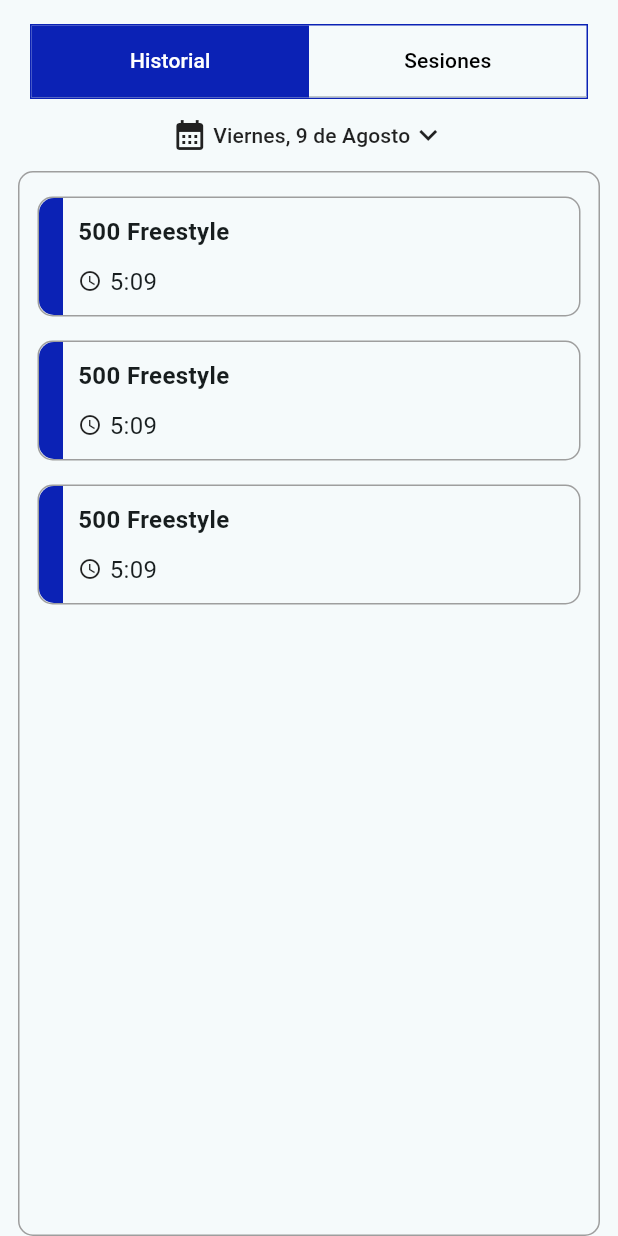
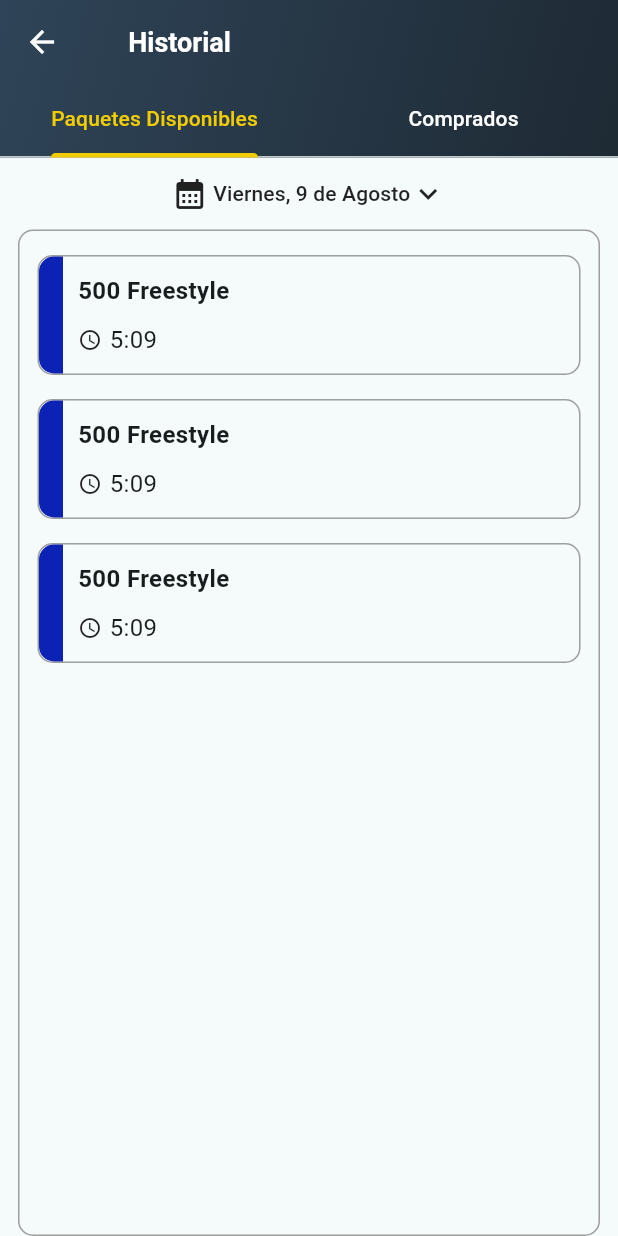
Before and after one commit to joemcara/swimmast_movil, a Flutter app: the HistoryScreen screen opened directly, on a phone screen of 412 x 824 dp. Run offline on Flutter 3.47's test engine with Material 3 defaults, Android fonts, the phone set to English and light mode, and no system bars; our stand-ins replace dio, easy_date_timeline, flutter_spinbox, image_picker, popover, table_calendar; accounts and stored records are empty.

Commit message:
last stable version

```diff
--- a/lib/screens/change_password_screen.dart
+++ b/lib/screens/change_password_screen.dart
@@ -39,6 +39,7 @@ class _ChangePasswordScreenState extends State<ChangePasswordScreen> {
     return Scaffold(
       appBar: CustomAppBar(
         title: "Cambiar Contraseña",
+        back: true,
       ),
       body: Container(
         decoration: BoxDecoration(
--- a/lib/screens/member_Screens/history_screen.dart
+++ b/lib/screens/member_Screens/history_screen.dart
@@ -3,6 +3,7 @@ import 'package:swimmast_movil/screens/member_Screens/packages_screen.dart';
 import 'package:swimmast_movil/shared/button.dart';
 import 'package:swimmast_movil/shared/custom_date_dropdown.dart';
 import 'package:swimmast_movil/shared/swimmast_tabs.dart';
+import 'package:swimmast_movil/widgets/customAppBar.dart';
 import 'package:swimmast_movil/widgets/swimmast_card.dart';
 import 'package:swimmast_movil/widgets/swimmast_icon_text.dart';
 
@@ -22,14 +23,22 @@ class _HistoryScrenState extends State<HistoryScreen> {
     return DefaultTabController(
       length: 2,
       child: Scaffold(
-          appBar: AppBar(
-            automaticallyImplyLeading: false,
-            bottom: const PreferredSize(
-              preferredSize: Size(double.infinity, 10),
-              child: SwimmastTabs(
-                tabNames: tabs,
-              ),
-            ),
+          appBar: CustomAppBar(
+            title: "Historial",
+            back: true,
+            bottom: TabBar(
+            tabs: [
+              Tab(text: "Paquetes Disponibles"),
+              Tab(text: "Comprados"),
+            ],
+            labelColor: Color.fromARGB(
+                255, 240, 204, 0), // Color del texto de la pestaña seleccionada
+            unselectedLabelColor: const Color.fromARGB(255, 255, 255,
+                255), // Color del texto de las pestañas no seleccionadas
+            indicatorColor: Color.fromARGB(255, 240, 204,
+                0), // Color de la línea de la pestaña seleccionada
+            indicatorWeight: 3.0, // Grosor de la línea del indicador
+          ),
           ),
           body: TabBarView(children: [
             Column(
--- a/lib/screens/member_Screens/profile_screen.dart
+++ b/lib/screens/member_Screens/profile_screen.dart
@@ -71,7 +71,9 @@ class _ProfileScreenState extends State<ProfileScreen> {
                       const SizedBox(
                         height: 32,
                       ),
-                      _infoBox("Cursos Inscritos", packages),
+                      if(packages.isNotEmpty)
+                        _infoBox("Cursos Inscritos", packages),
+                      _infoBox("Cursos Inscritos", ['Aún no te has inscrito a ningún curso :c']),
                     ],
                   ),
                 ),
--- a/lib/screens/sport_Person/class_schedule_sport.dart
+++ b/lib/screens/sport_Person/class_schedule_sport.dart
@@ -16,6 +16,7 @@ class _ClassScheduleSportState extends State<ClassScheduleSport> {
     return Scaffold(
       appBar: CustomAppBar(
         title: "Horarios de clases",
+        back: true,
       ),
       body: Column(
         children: [
--- a/lib/screens/sport_Person/class_sessions_sport.dart
+++ b/lib/screens/sport_Person/class_sessions_sport.dart
@@ -19,6 +19,7 @@ class _ClassSessionsSportState extends State<ClassSessionsSport> {
     return Scaffold(
       appBar: CustomAppBar(
         title: "Sessiones de clases",
+        back: true,
       ),
       body: Column(
         children: [
--- a/lib/screens/sport_Person/competencies_screen_sport.dart
+++ b/lib/screens/sport_Person/competencies_screen_sport.dart
@@ -55,6 +55,7 @@ class _CompetenciesScreenSportState extends State<CompetenciesScreenSport> {
     return Scaffold(
       appBar: CustomAppBar(
         title: "Competencias Pasadas",
+        back: true,
       ),
       body: Column(
         children: [
--- a/lib/shared/btnlogout.dart
+++ b/lib/shared/btnlogout.dart
@@ -1,3 +1,4 @@
+import 'package:swimmast_movil/screens/sign_in_screen.dart';
 import 'package:swimmast_movil/shared/constants.dart';
 
 class Btnlogout extends StatelessWidget {
@@ -22,7 +23,8 @@ class Btnlogout extends StatelessWidget {
       onTap: () async{
         await _logout();
         Navigator.pop(
-          context
+          context,
+          MaterialPageRoute(builder: (context) => SignInScreen()),
         );
       },
       child: Row(
```
Also changed, not shown: lib/screens/sport_Person/history_screen_sport.dart (+1 -22 lines).
